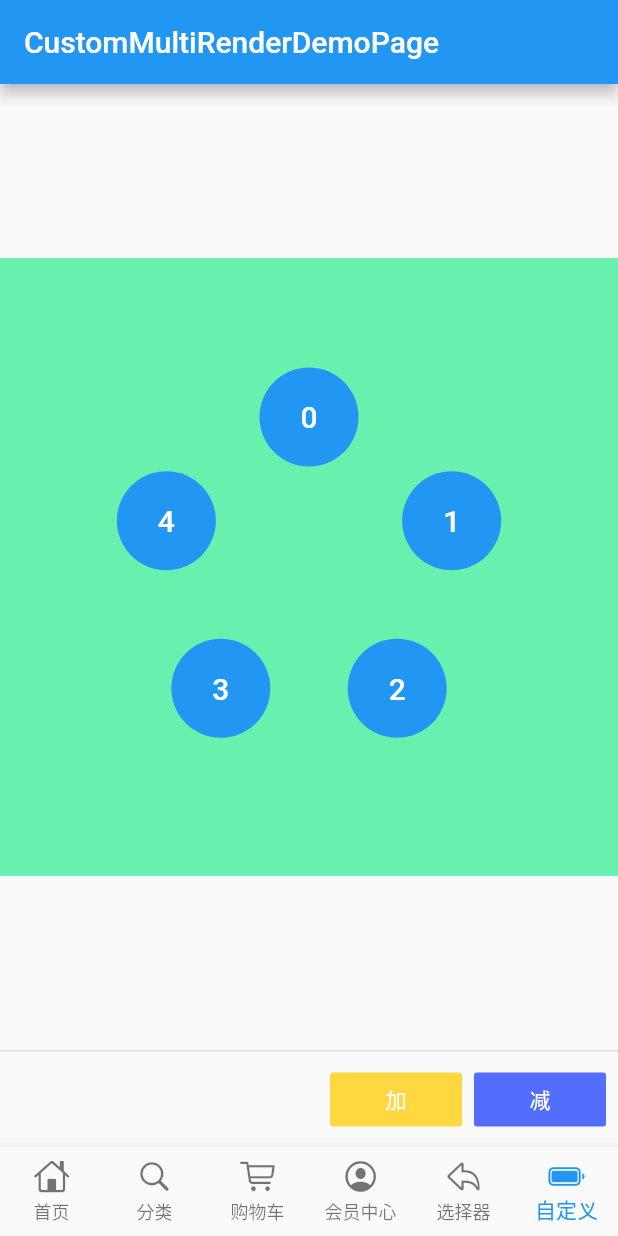
After one commit to zb666/flutter_duanwu, a Flutter app: the screen it shows after launch, item 6 of the bottom bar chosen, on a phone screen of 412 x 824 dp. The commit adds this screen. Run offline on Flutter 3.47's test engine with Material 2 defaults, Android fonts, the phone set to English and light mode, and no system bars; our stand-ins replace dio, flutter_bloc, flutter_easyrefresh, flutter_screenutil, flutter_svg, flutter_swiper and 1 more; missing offline and left inert: dart:html; network calls fail; statements that could not run were skipped.

Commit message:
自定义CustomMultiDelegate

```diff
--- /dev/null
+++ b/assets/json/config_json.json
@@ -0,0 +1,3 @@
+{
+  "env": "dev", "debug": true
+}
--- a/lib/main.dart
+++ b/lib/main.dart
@@ -1,10 +1,16 @@
 import 'dart:async';
+import 'dart:convert';
 import 'dart:isolate';
 
 import 'package:flutter/cupertino.dart';
 import 'package:flutter/material.dart';
+import 'package:flutter/services.dart';
+import 'package:flutter/services.dart';
+import 'package:flutterduanwu/env/env_config.dart';
 import 'package:flutterduanwu/init/init_helper.dart';
+import 'package:flutterduanwu/model/dev_bean.dart';
 import 'package:flutterduanwu/model/provider/count_model.dart';
+import 'package:flutterduanwu/pages/demo/multi_demo_page.dart';
 import 'package:flutterduanwu/pages/expand_page.dart';
 import 'package:flutterduanwu/pages/hero_image.dart';
 import 'package:flutterduanwu/pages/index/car_category.dart';
@@ -15,12 +21,19 @@ import 'package:flutterduanwu/pages/provider/common_modify_provider.dart';
 import 'package:flutterduanwu/pages/unlogin_page.dart';
 import 'package:flutterduanwu/provider/currentIndex.dart';
 import 'package:flutterduanwu/provider/user_provider.dart';
-import 'package:flutterduanwu/testFile.dart';
+import 'package:flutterduanwu/widget/config_wrapper.dart';
 import 'package:provider/provider.dart';
 
-void main() {
+void main() async{
+
+   WidgetsFlutterBinding.ensureInitialized();
+
+  var loadString = await rootBundle.loadString('assets/json/config_json.json');
+  var configMap = json.decode(loadString);
+  var configBean = EnvConfig.fromJson(configMap);
+
   GlobalInit.init()
-    ..then((value) => runApp(MultiProvider(providers: [
+    .then((value) => runApp(MultiProvider(providers: [
           ChangeNotifierProvider(create: (_) => UserProvider.instance),
           ChangeNotifierProvider(create: (_) => CurrentIndexProvider.instance),
           ChangeNotifierProvider(create: (_) => CounterModelProvider.instance),
@@ -142,7 +155,7 @@ class _MyHomePageState extends State<MyHomePage>
     with SingleTickerProviderStateMixin {
   var _battery = "0";
 
-  var list = ["首页", "分类", "购物车", "会员中心", "选择器"];
+  var list = ["首页", "分类", "购物车", "会员中心", "选择器",'CustomPage'];
 
   final List<BottomNavigationBarItem> bottomTabs = [
     BottomNavigationBarItem(icon: Icon(CupertinoIcons.home), title: Text('首页')),
@@ -154,6 +167,8 @@ class _MyHomePageState extends State<MyHomePage>
         icon: Icon(CupertinoIcons.profile_circled), title: Text('会员中心')),
     BottomNavigationBarItem(
         icon: Icon(CupertinoIcons.reply), title: Text('选择器')),
+    BottomNavigationBarItem(
+        icon: Icon(CupertinoIcons.battery_75_percent), title: Text('自定义')),
   ];
 
   final _pageList = [
@@ -161,7 +176,8 @@ class _MyHomePageState extends State<MyHomePage>
     MinePage(),
     CarCategoryPage(),
     MinePage(),
-    SelectorPage()
+    SelectorPage(),
+    CustomMultiRenderDemoPage()
   ];
 
   @override
--- /dev/null
+++ b/lib/pages/demo/multi_demo_page.dart
@@ -0,0 +1,163 @@
+import 'dart:math' as math;
+
+import 'package:flutter/material.dart';
+
+///通过 CustomMultiChildLayout 自定义控件
+class CustomMultiRenderDemoPage extends StatefulWidget {
+  @override
+  _CustomMultiRenderDemoPageState createState() =>
+      _CustomMultiRenderDemoPageState();
+}
+
+class _CustomMultiRenderDemoPageState extends State<CustomMultiRenderDemoPage> {
+  ///用于 LayoutId 指定
+  ///CircleLayoutDelegate 操作具体 Child 的 ChildId 是通过 LayoutId 指定的
+  List customLayoutId = ["0", "1", "2", "3", "4"].toList();
+
+  @override
+  Widget build(BuildContext context) {
+    double childSize = 66;
+    return Scaffold(
+      appBar: AppBar(
+        title: new Text("CustomMultiRenderDemoPage"),
+      ),
+      body: new Center(
+        child: new Container(
+          color: Colors.greenAccent,
+          width: MediaQuery.of(context).size.width,
+          height: MediaQuery.of(context).size.width,
+
+          ///使用 CustomMultiChildLayout
+          child: CustomMultiChildLayout(
+            ///使用 CircleLayoutDelegate 实现 child 的布局
+            delegate: CircleLayoutDelegate(customLayoutId,
+
+                ///这里外部指定 child 的大小
+                childSize: Size(childSize, childSize),
+
+                ///中心点位置
+                center: Offset(MediaQuery.of(context).size.width / 2,
+                    MediaQuery.of(context).size.width / 2)),
+            children: <Widget>[
+              ///使用 LayoutId 指定 childId
+              for (var item in customLayoutId)
+                new LayoutId(id: item, child: ContentItem(item, childSize)),
+            ],
+          ),
+        ),
+      ),
+      persistentFooterButtons: <Widget>[
+        new FlatButton(
+          color: Colors.amberAccent,
+          onPressed: () {
+            setState(() {
+              customLayoutId.add("${customLayoutId.length}");
+            });
+          },
+          child: new Text(
+            "加",
+            style: TextStyle(color: Colors.white),
+          ),
+        ),
+        new FlatButton(
+          color: Colors.indigoAccent,
+          onPressed: () {
+            setState(() {
+              if (customLayoutId.length > 1) {
+                customLayoutId.removeLast();
+              }
+            });
+          },
+          child: new Text(
+            "减",
+            style: TextStyle(color: Colors.white),
+          ),
+        ),
+      ],
+    );
+  }
+}
+
+///自定义实现圆形布局
+class CircleLayoutDelegate extends MultiChildLayoutDelegate {
+  final List<String> customLayoutId;
+
+  final Offset center;
+
+  Size childSize;
+
+  CircleLayoutDelegate(this.customLayoutId,
+      {this.center = Offset.zero, this.childSize});
+
+  @override
+  void performLayout(Size size) {
+    for (var item in customLayoutId) {
+      if (hasChild(item)) {
+        double r = 100;
+
+        int index = int.parse(item);
+
+        double step = 360 / customLayoutId.length;
+
+        double hd = (2 * math.pi / 360) * step * index;
+
+        var x = center.dx + math.sin(hd) * r;
+
+        var y = center.dy - math.cos(hd) * r;
+
+        childSize ??= Size(size.width / customLayoutId.length,
+            size.height / customLayoutId.length);
+
+        ///设置 child 大小
+        layoutChild(item, BoxConstraints.loose(childSize));
+
+        final double centerX = childSize.width / 2.0;
+
+        final double centerY = childSize.height / 2.0;
+
+        var result = new Offset(x - centerX, y - centerY);
+
+        ///设置 child 位置
+        positionChild(item, result);
+      }
+    }
+  }
+
+  @override
+  bool shouldRelayout(MultiChildLayoutDelegate oldDelegate) => false;
+}
+
+///child
+class ContentItem extends StatelessWidget {
+  final String text;
+
+  final double childSize;
+
+  ContentItem(this.text, this.childSize);
+
+  @override
+  Widget build(BuildContext context) {
+    return Material(
+      color: Theme.of(context).primaryColor,
+      borderRadius: BorderRadius.circular(childSize / 2.0),
+      child: InkWell(
+        radius: childSize / 2.0,
+        customBorder: CircleBorder(),
+        onTap: () {},
+        child: Container(
+          width: childSize,
+          height: childSize,
+          child: Center(
+            child: Text(
+              text,
+              style: Theme.of(context)
+                  .textTheme
+                  .title
+                  .copyWith(color: Colors.white),
+            ),
+          ),
+        ),
+      ),
+    );
+  }
+}
```
Also changed, not shown: lib/config/config.dart (added, +20 -0 lines), lib/model/dev_bean.dart (added, +18 -0 lines), lib/pages/index/mine_page.dart (+10 -10 lines), lib/pages/index/selector_page.dart (+59 -22 lines), lib/pages/multi_widget.dart (added, +45 -0 lines), lib/testFile.dart (+36 -12 lines), lib/widget/config_wrapper.dart (added, +40 -0 lines), 8 other files.
